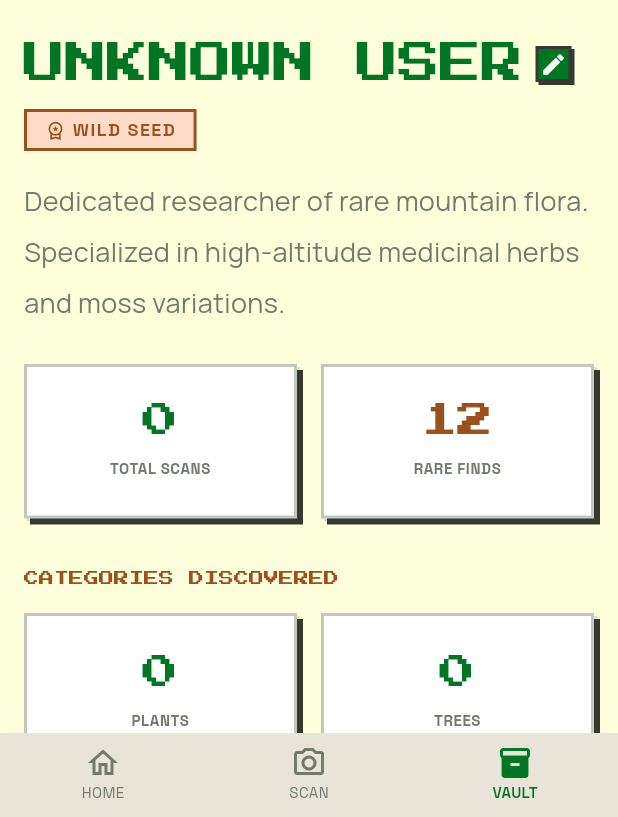
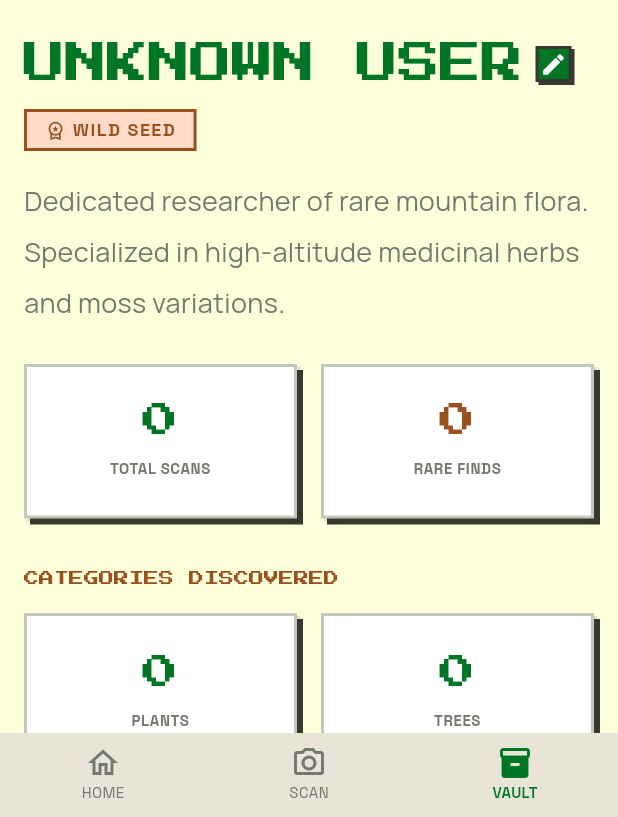
Before and after one commit to samyakrajgruhi/Floradex, a Flutter app: the ResearcherProfileScreen screen opened directly, on a phone screen of 412 x 824 dp, the part 419-1236 px from its top. Run offline on Flutter 3.47's test engine with Material 3 defaults, Android fonts, the phone set to English and light mode, and no system bars; our stand-ins replace camera, flutter_dotenv, google_fonts, hive, hive_flutter, image_picker; missing offline and left inert: langchain, langchain_google; accounts and stored records are empty.

Commit message:
- Fixed Categories Discovered Section Bug. - Made Rarity Count Card real time

```diff
--- a/lib/screens/researcher_profile.dart
+++ b/lib/screens/researcher_profile.dart
@@ -34,10 +34,10 @@ class _ResearcherProfileScreenState extends State<ResearcherProfileScreen> {
   static const List<({String label, String plantType})> _discoveredCategories =
       [
         (label: 'PLANTS', plantType: 'Plant'),
-        (label: 'TREES', plantType: 'Trees'),
-        (label: 'FLOWERS', plantType: 'Flowers'),
+        (label: 'TREES', plantType: 'Tree'),
+        (label: 'FLOWERS', plantType: 'Flower'),
         (label: 'FUNGI', plantType: 'Fungi'),
-        (label: 'SUCCULENTS', plantType: 'Succulents'),
+        (label: 'SUCCULENTS', plantType: 'Succulent'),
         (label: 'OTHER', plantType: 'Other'),
       ];
 
@@ -52,6 +52,8 @@ class _ResearcherProfileScreenState extends State<ResearcherProfileScreen> {
 
   late Future<Map<String, int>> _categoryCountsFuture;
 
+  late Future<int> rarityCount;
+
   String _selectedAssetPath = 'assets/default_profile/male1.png';
   File? _selectedGalleryImage;
 
@@ -63,6 +65,7 @@ class _ResearcherProfileScreenState extends State<ResearcherProfileScreen> {
     _nameController.text = widget.user.userName;
     _achievementsFuture = AchievementService().loadAll();
     _categoryCountsFuture = _loadCategoryCount();
+    rarityCount = _countRarePlants();
   }
 
   Future<int> _loadScanCount() async {
@@ -369,6 +372,19 @@ class _ResearcherProfileScreenState extends State<ResearcherProfileScreen> {
     return counts;
   }
 
+  Future<int> _countRarePlants() async {
+    final db = DatabaseService();
+    final plants = await db.fetchPlants();
+    int rarityCount = 0;
+
+    for (final p in plants) {
+      final rarity = int.tryParse(p.rarity) ?? 0;
+      if (rarity >= 4) rarityCount++;
+    }
+
+    return rarityCount;
+  }
+
   ImageProvider<Object> _buildProfileImageProvider() {
     if (_selectedGalleryImage != null) {
       return FileImage(_selectedGalleryImage!);
@@ -591,6 +607,10 @@ class _ResearcherProfileScreenState extends State<ResearcherProfileScreen> {
               future: _scanCountFuture,
               builder: (context, snapshot) {
                 final scanCount = snapshot.data ?? widget.user.userProgress;
+                return FutureBuilder(
+                  future: rarityCount,
+                  builder: (context, rareSnapshot) {
+                    final rareCount = rareSnapshot.data ?? 0;
                     return Row(
                       children: [
                         Expanded(
@@ -605,12 +625,14 @@ class _ResearcherProfileScreenState extends State<ResearcherProfileScreen> {
                         Expanded(
                           child: _buildStatCard(
                             context,
-                        value: '12',
+                            value: '$rareCount',
                             label: 'RARE FINDS',
                             valueColor: AppTheme.secondary,
                           ),
                         ),
                       ],
+                    );
+                  },
                 );
               },
             ),
```
Lines whose indentation alone changed are shown as unchanged.
